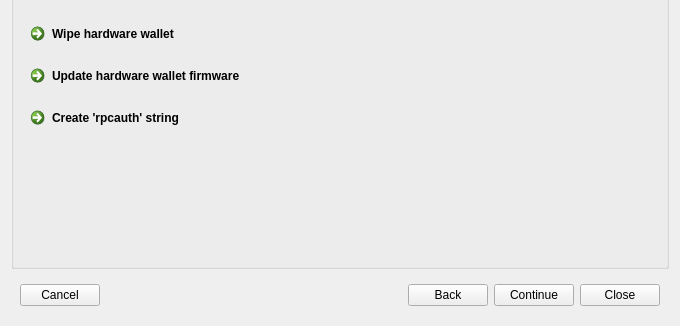
This is src/ui/ui_wallet_tools_dlg.ui in Bertrand256/dash-masternode-tool as Qt 5 draws it before an edit; both pictures show x 0 to 680 and y 156 to 482 of the 680 by 482 pixel window. The edited form follows.
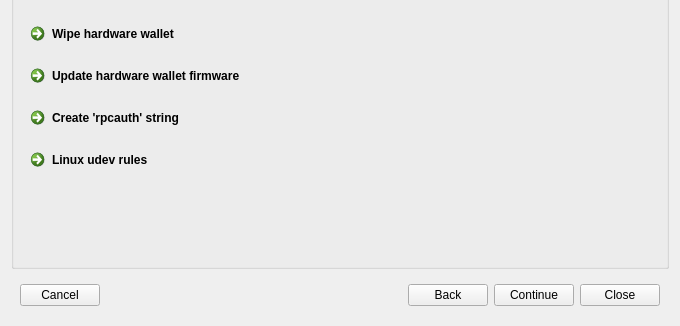
This is the edited form.

Commit message: - Listing udev rules for the supported hw devices (tools window) - Correcting the version number of the 'construct' package used by Ledger Nano (the latest one breaks Ledger lib) - HW settings: ability to change the hw label text - Fixing connectiviti issues with Ledger on Linux

```diff
--- a/src/ui/ui_wallet_tools_dlg.ui
+++ b/src/ui/ui_wallet_tools_dlg.ui
@@ -88,6 +88,13 @@
             </property>
            </widget>
           </item>
+          <item>
+           <widget class="QCommandLinkButton" name="actUdevRulesInfo">
+            <property name="text">
+             <string>Linux udev rules</string>
+            </property>
+           </widget>
+          </item>
           <item>
            <spacer name="verticalSpacer">
             <property name="orientation">
```
The commit also changes 12 other files.
